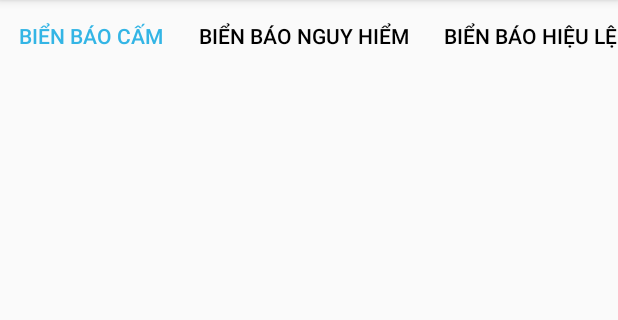
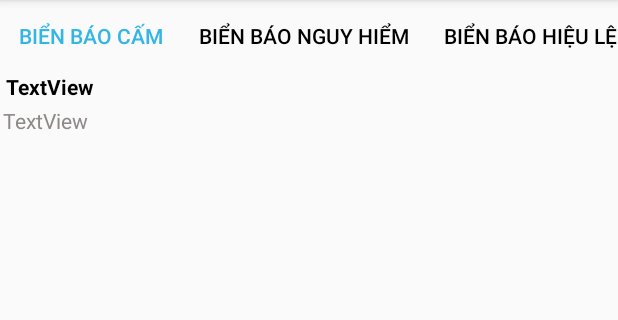
Before and after one commit to phanletrongnhan/Android-cuoiky, an Android app: the FragmentBienBaoCam screen opened directly, with no data from a screen before it, on a phone screen of 412 x 824 dp, the part 84-404 px from its top. Run offline under Robolectric (Android 15) with nearby library versions, the phone set to English and light mode, and no system bars.

Commit message:
Add BienBaoCam (#1)

```diff
--- a/BangLaiXe/app/src/main/res/layout/fragment_bien_bao_cam.xml
+++ b/BangLaiXe/app/src/main/res/layout/fragment_bien_bao_cam.xml
@@ -1,6 +1,37 @@
 <?xml version="1.0" encoding="utf-8"?>
-<LinearLayout xmlns:android="http://schemas.android.com/apk/res/android"
+<RelativeLayout xmlns:android="http://schemas.android.com/apk/res/android"
+    xmlns:app="http://schemas.android.com/apk/res-auto"
+    xmlns:tools="http://schemas.android.com/tools"
     android:orientation="vertical" android:layout_width="match_parent"
     android:layout_height="match_parent">
 
-</LinearLayout>
+    <ImageView
+        android:id="@+id/imageView"
+        android:layout_width="wrap_content"
+        android:layout_height="wrap_content"
+        android:layout_alignParentStart="true"
+        android:layout_alignParentTop="true"
+        tools:srcCompat="@tools:sample/avatars" />
+
+    <TextView
+        android:textStyle="bold"
+        android:textColor="#000000"
+        android:id="@+id/textViewLoaiBienBao"
+        android:layout_width="wrap_content"
+        android:layout_height="wrap_content"
+        android:layout_marginStart="4dp"
+        android:layout_toEndOf="@+id/imageView"
+        android:text="TextView" />
+
+    <TextView
+        android:textColor="#8F8888"
+        android:id="@+id/textViewNoiDung"
+        android:layout_width="wrap_content"
+        android:layout_height="wrap_content"
+        android:layout_below="@+id/textViewLoaiBienBao"
+        android:layout_marginStart="2dp"
+        android:layout_marginTop="3dp"
+        android:layout_toEndOf="@+id/imageView"
+        android:text="TextView" />
+
+</RelativeLayout>
```
Also changed, not shown: BangLaiXe/app/src/main/java/com/example/banglaixe/Bien_Bao_Cam.java (added, +53 -0 lines), BangLaiXe/app/src/main/java/com/example/banglaixe/FragmentBienBaoCam.java (+22 -0 lines).
